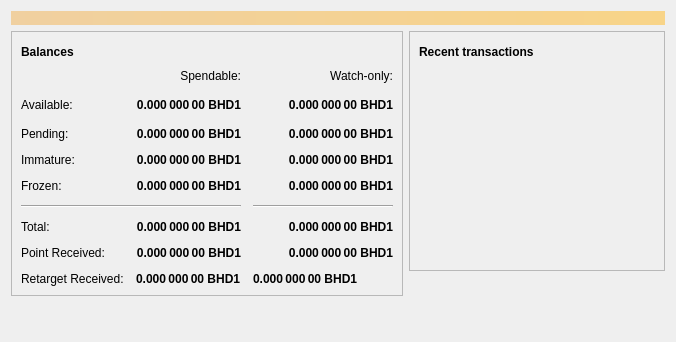
Before: the Qt Designer form src/qt/forms/overviewpage.ui in bhdone/btchd, drawn with Qt 5.
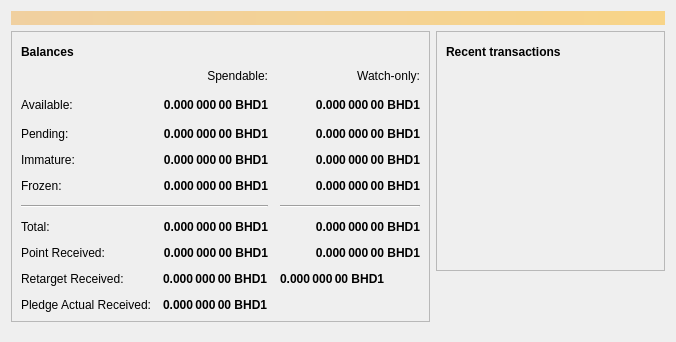
After: the same form once the commit is applied. Icons and pictures are not drawn.

Commit message: Calculate the actual pledge amount and show to overview page.

```diff
--- a/src/qt/forms/overviewpage.ui
+++ b/src/qt/forms/overviewpage.ui
@@ -539,6 +539,28 @@
               </property>
              </widget>
             </item>
+            <item row="9" column="0">
+             <widget class="QLabel" name="labelRetargetReceivedText">
+              <property name="text">
+               <string>Pledge Actual Received:</string>
+              </property>
+             </widget>
+            </item>
+            <item row="9" column="1">
+             <widget class="QLabel" name="labelPledgeActualReceived">
+              <property name="font">
+               <font>
+                <bold>true</bold>
+               </font>
+              </property>
+              <property name="text">
+               <string>0.000 000 00 BHD1</string>
+              </property>
+              <property name="textInteractionFlags">
+               <set>Qt::LinksAccessibleByMouse|Qt::TextSelectableByKeyboard|Qt::TextSelectableByMouse</set>
+              </property>
+             </widget>
+            </item>
            </layout>
           </item>
          </layout>
```
The commit also changes 14 other files.
